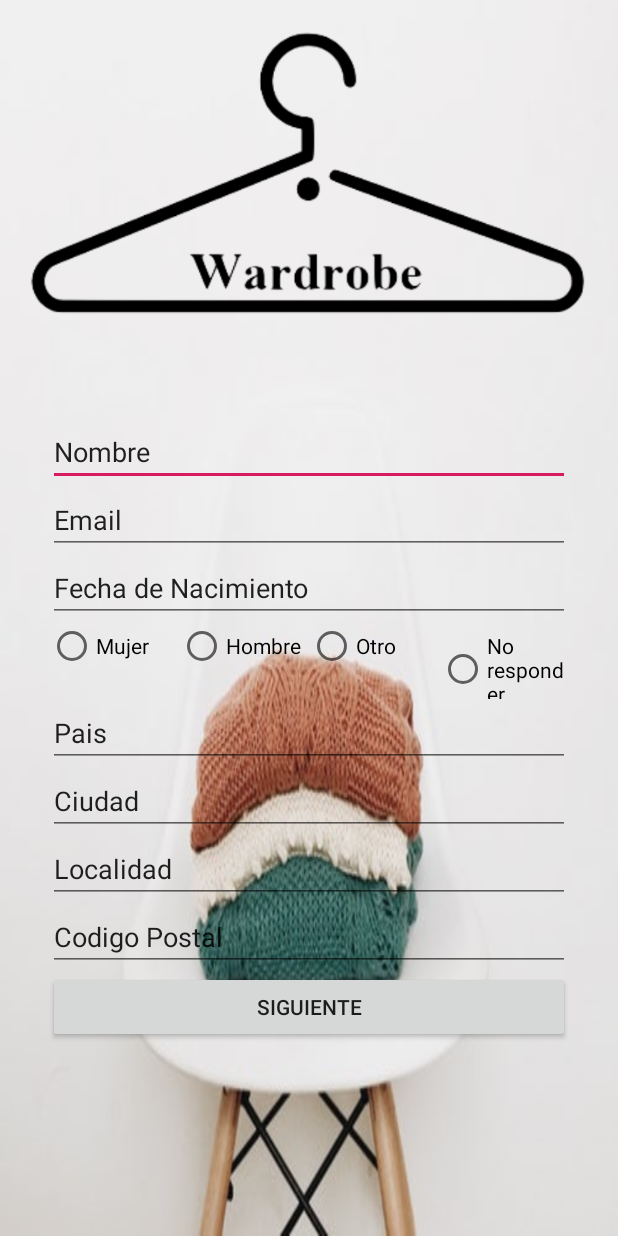
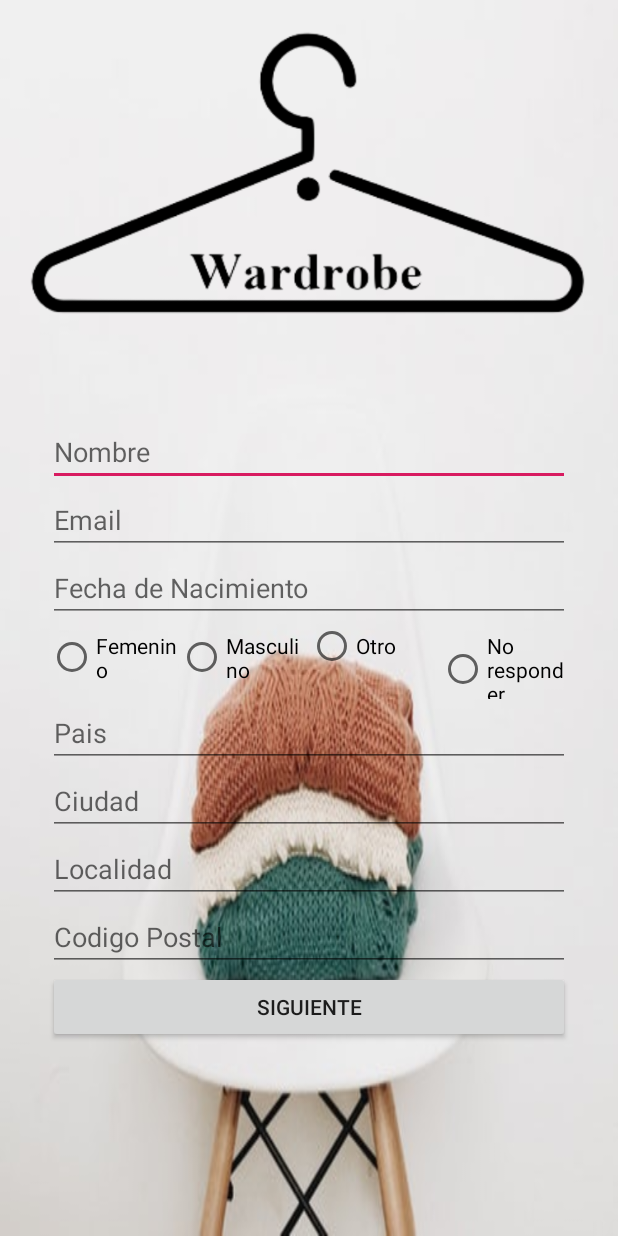
Before and after one commit to jmpchamizo2/proyectoGithub, an Android app: the AccountActivity screen opened directly, with no data from a screen before it, on a phone screen of 412 x 824 dp. Run offline under Robolectric (Android 15) with nearby library versions, the phone set to English and light mode, and no system bars; our stand-ins replace Firebase (no records; nobody signed in at launch, a user with empty details on screens opened directly); 8 statements that could not run were skipped.

Commit message:
LoginActivity, UserActivity, AccountActivity

```diff
--- a/app/src/main/java/com/jmpcdev/wardrobe/User.java
+++ b/app/src/main/java/com/jmpcdev/wardrobe/User.java
@@ -5,7 +5,7 @@ import java.util.Date;
 import java.util.List;
 
 public class User {
-    private String id;
+    //private String id;
     private String email;
     private String name;
     private String birthDate;
@@ -16,10 +16,20 @@ public class User {
     private String zipCode;
     private List<String> garments;
 
-    public User(){}
+    public User(){
+        this.email = null;
+        this.name = null;
+        this.birthDate = null;
+        this.gender = null;
+        this.country = null;
+        this.state = null;
+        this.city = null;
+        this.zipCode = null;
+        garments = new ArrayList<String>();
+    }
 
-    public User(String id, String email, String name, String birthDate, String gender, String country, String state, String city, String zipCode) {
-        this.id = id;
+    public User(String email, String name, String birthDate, String gender, String country, String state, String city, String zipCode) {
+        //this.id = id;
         this.email = email;
         this.name = name;
         this.birthDate = birthDate;
@@ -31,9 +41,9 @@ public class User {
         garments = new ArrayList<String>();
     }
 
-    public String getId() {
-        return id;
-    }
+    //public String getId() {
+    //    return id;
+    //}
 
     public String getEmail() {
         return email;
--- a/app/src/main/res/layout/activity_account.xml
+++ b/app/src/main/res/layout/activity_account.xml
@@ -27,7 +27,7 @@
             android:layout_height="wrap_content"
             android:ems="10"
             android:inputType="textPersonName"
-            android:text="@string/user_name"
+            android:hint="@string/user_name"
             app:layout_constraintBottom_toTopOf="@id/edtBirthDate"
             app:layout_constraintEnd_toEndOf="parent"
             app:layout_constraintStart_toStartOf="parent"
@@ -39,7 +39,7 @@
             android:layout_height="wrap_content"
             android:ems="10"
             android:inputType="textPersonName"
-            android:text="@string/email"
+            android:hint="@string/email"
             app:layout_constraintBottom_toTopOf="@id/edtBirthDate"
             app:layout_constraintEnd_toEndOf="parent"
             app:layout_constraintStart_toStartOf="parent"
@@ -51,7 +51,7 @@
             android:layout_height="wrap_content"
             android:ems="10"
             android:inputType="date"
-            android:text="@string/birthdate"
+            android:hint="@string/birthdate"
             app:layout_constraintBottom_toTopOf="@id/rdgGender"
             app:layout_constraintEnd_toEndOf="parent"
             app:layout_constraintStart_toStartOf="parent"
@@ -103,7 +103,7 @@
             android:layout_height="wrap_content"
             android:ems="10"
             android:inputType="textPersonName"
-            android:text="@string/country"
+            android:hint="@string/country"
             app:layout_constraintBottom_toTopOf="@id/edtState"
             app:layout_constraintEnd_toEndOf="parent"
             app:layout_constraintStart_toStartOf="parent"
@@ -115,7 +115,7 @@
             android:layout_height="wrap_content"
             android:ems="10"
             android:inputType="textPersonName"
-            android:text="@string/state"
+            android:hint="@string/state"
             app:layout_constraintBottom_toTopOf="@id/edtCity"
             app:layout_constraintEnd_toEndOf="parent"
             app:layout_constraintStart_toStartOf="parent"
@@ -127,7 +127,7 @@
             android:layout_height="wrap_content"
             android:ems="10"
             android:inputType="textPersonName"
-            android:text="@string/city"
+            android:hint="@string/city"
             app:layout_constraintBottom_toTopOf="@id/edtState"
             app:layout_constraintEnd_toEndOf="parent"
             app:layout_constraintStart_toStartOf="parent"
@@ -140,7 +140,7 @@
             android:layout_height="wrap_content"
             android:ems="10"
             android:inputType="textPersonName"
-            android:text="@string/zipCode"
+            android:hint="@string/zipCode"
             app:layout_constraintBottom_toTopOf="@id/btnUser"
             app:layout_constraintEnd_toEndOf="parent"
             app:layout_constraintStart_toStartOf="parent"
--- a/app/src/main/res/layout/activity_login.xml
+++ b/app/src/main/res/layout/activity_login.xml
@@ -26,7 +26,7 @@
             android:layout_height="wrap_content"
             android:ems="10"
             android:inputType="textPersonName"
-            android:text="@string/email"
+            android:hint="@string/email"
             app:layout_constraintBottom_toTopOf="@id/edtPass"
             app:layout_constraintEnd_toEndOf="parent"
             app:layout_constraintStart_toStartOf="parent"
@@ -38,7 +38,7 @@
             android:layout_height="wrap_content"
             android:ems="10"
             android:inputType="textPassword"
-            android:text="@string/pass"
+            android:hint="@string/pass"
             app:layout_constraintBottom_toTopOf="@id/txvNewUser"
             app:layout_constraintEnd_toEndOf="parent"
             app:layout_constraintStart_toStartOf="parent"
--- a/app/src/main/res/layout/activity_user.xml
+++ b/app/src/main/res/layout/activity_user.xml
@@ -31,7 +31,7 @@
             android:layout_height="wrap_content"
             android:ems="10"
             android:inputType="textPersonName"
-            android:text="@string/email"
+            android:hint="@string/email"
             app:layout_constraintBottom_toTopOf="@id/edtNewUserPass"
             app:layout_constraintEnd_toEndOf="parent"
             app:layout_constraintStart_toStartOf="parent"
--- a/app/src/main/res/values/colors.xml
+++ b/app/src/main/res/values/colors.xml
@@ -3,6 +3,6 @@
     <color name="colorPrimary">#008577</color>
     <color name="colorPrimaryDark">#00574B</color>
     <color name="colorAccent">#D81B60</color>
-    <color name="colorError">#85E98686</color>
-    <color name="colorAcept">#77A6FF99</color>
+    <color name="colorError">#E98686</color>
+    <color name="colorAcept">#A6FF99</color>
 </resources>
--- a/app/src/main/res/values/strings.xml
+++ b/app/src/main/res/values/strings.xml
@@ -21,8 +21,8 @@
     <string name="garment">Prenda</string>
     <string name="outfit_name">Outfit</string>
     <string name="cont">Siguiente</string>
-    <string name="male">Hombre</string>
-    <string name="female">Mujer</string>
+    <string name="male">Masculino</string>
+    <string name="female">Femenino</string>
     <string name="other">Otro</string>
     <string name="notAnswer">No responder</string>
     <string name="newUSer">Nuevo usuario</string>
```
Also changed, not shown: app/src/main/java/com/jmpcdev/wardrobe/AccountActivity.java (+77 -60 lines), app/src/main/java/com/jmpcdev/wardrobe/LoginActivity.java (+25 -9 lines), app/src/main/java/com/jmpcdev/wardrobe/UserActivity.java (+82 -16 lines), 2 other files.
